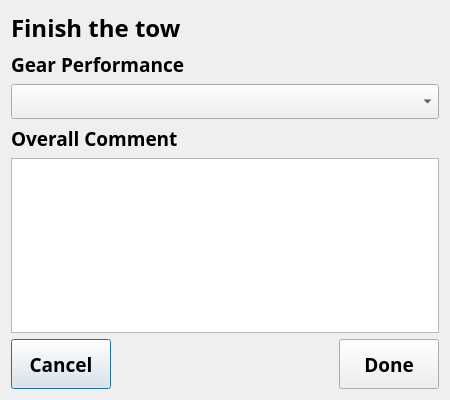
This is ui/DoneDlg.ui in aliciabillings-noaa/CLAMS as Qt 5 draws it before an edit. The edited form follows.
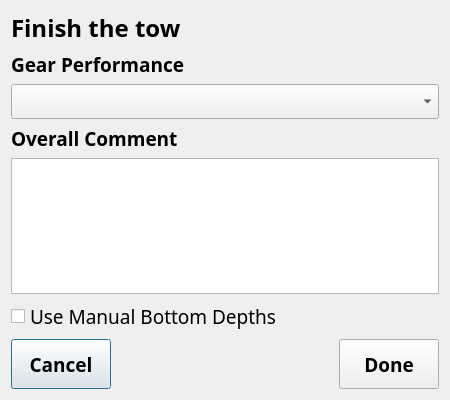
This is the edited form.

Diff of the .ui file:
```diff
--- a/ui/DoneDlg.ui
+++ b/ui/DoneDlg.ui
@@ -115,6 +115,19 @@
        </property>
       </widget>
      </item>
+     <item>
+      <widget class="QCheckBox" name="ckb_man">
+       <property name="font">
+        <font>
+         <family>Arial Black</family>
+         <pointsize>14</pointsize>
+        </font>
+       </property>
+       <property name="text">
+        <string>Use Manual Bottom Depths</string>
+       </property>
+      </widget>
+     </item>
     </layout>
    </item>
    <item>
```
